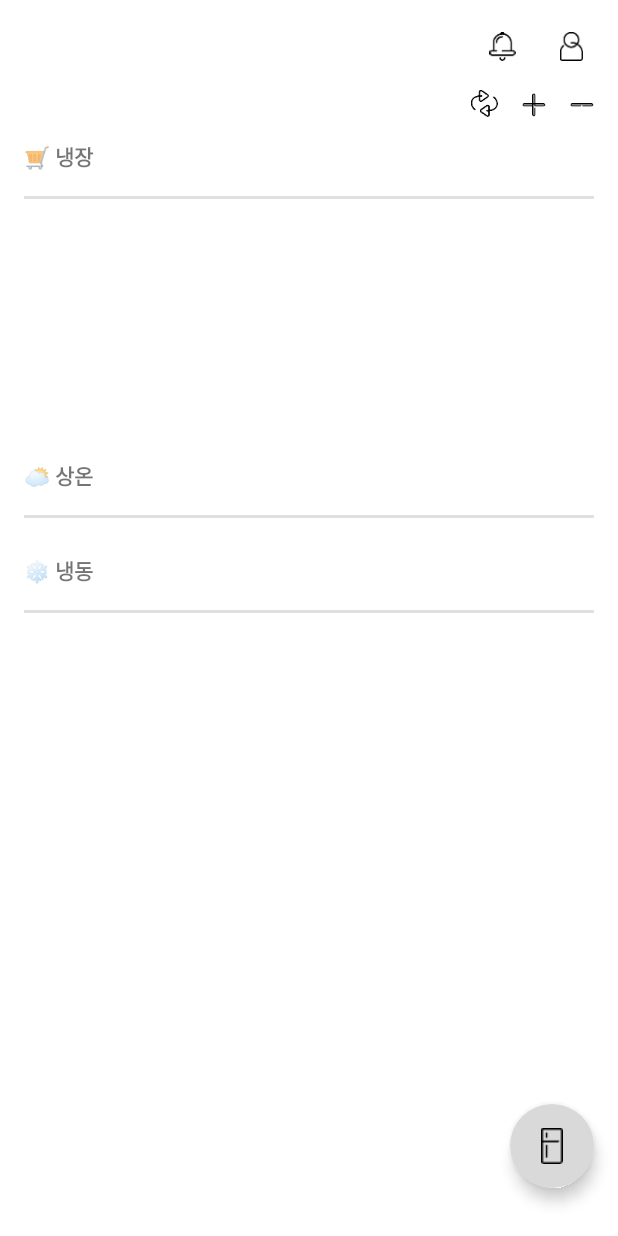
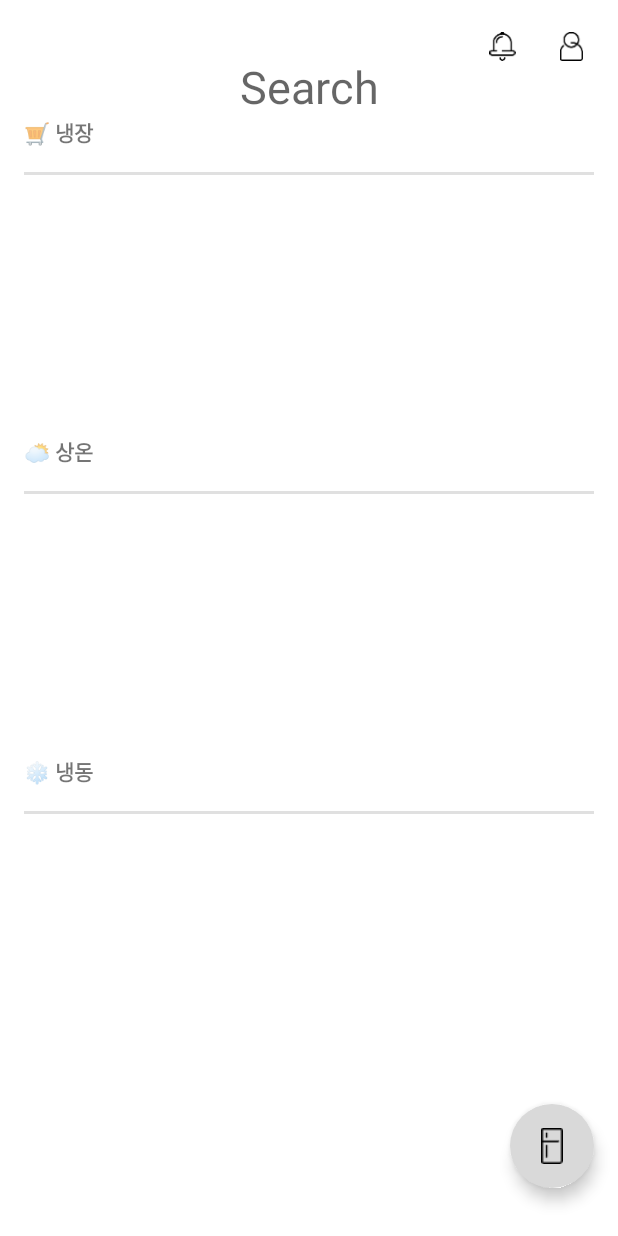
Before and after one commit to south1128/IcecreamRenewal, an Android app: the screen it shows after launch (MainActivity), on a phone screen of 412 x 824 dp. Run offline under Robolectric (Android 15) with nearby library versions, the phone set to English and light mode, and no system bars; our stand-ins replace data binding; 1 statement that could not run was skipped.

Commit message:
20220925

```diff
--- a/app/src/main/AndroidManifest.xml
+++ b/app/src/main/AndroidManifest.xml
@@ -12,7 +12,7 @@
         android:allowBackup="true"
         android:dataExtractionRules="@xml/data_extraction_rules"
         android:fullBackupContent="@xml/backup_rules"
-        android:icon="@mipmap/ic_launcher"
+        android:icon="@mipmap/ic_launcher_main"
         android:label="@string/app_name"
         android:roundIcon="@mipmap/ic_launcher_round"
         android:supportsRtl="true"
@@ -30,7 +30,7 @@
         <activity android:name=".SettingActivity"/>
         <activity
             android:name=".AddActivity"
-            android:theme="@android:style/Theme.Dialog" />
+             />
         <activity
             android:name=".MainActivity"
             android:exported="true">
--- a/app/src/main/res/layout/activity_add.xml
+++ b/app/src/main/res/layout/activity_add.xml
@@ -18,7 +18,7 @@
         app:layout_constraintTop_toTopOf="parent" />
 
     <EditText
-        android:id="@+id/et_name"
+        android:id="@+id/et_search"
         android:layout_width="150dp"
         android:layout_height="60dp"
         android:background="@null"
@@ -42,7 +42,7 @@
         app:layout_constraintEnd_toEndOf="parent"
         app:layout_constraintHorizontal_bias="0.682"
         app:layout_constraintStart_toEndOf="@+id/tv_date"
-        app:layout_constraintTop_toBottomOf="@+id/et_name"
+        app:layout_constraintTop_toBottomOf="@+id/et_search"
         tools:ignore="TouchTargetSizeCheck,SpeakableTextPresentCheck" />
 
     <EditText
@@ -80,7 +80,7 @@
         android:textSize="20sp"
         app:layout_constraintEnd_toStartOf="@+id/et_date"
         app:layout_constraintStart_toStartOf="parent"
-        app:layout_constraintTop_toBottomOf="@+id/et_name" />
+        app:layout_constraintTop_toBottomOf="@+id/et_search" />
 
     <TextView
         android:id="@+id/tv_quantity"
--- a/app/src/main/res/layout/activity_main.xml
+++ b/app/src/main/res/layout/activity_main.xml
@@ -30,34 +30,6 @@
             app:layout_constraintTop_toTopOf="@+id/btn_setting"
             app:srcCompat="@mipmap/alarm" />
 
-        <ImageView
-            android:id="@+id/btn_add"
-            android:layout_width="wrap_content"
-            android:layout_height="wrap_content"
-            android:layout_marginEnd="16dp"
-            app:layout_constraintBottom_toBottomOf="@+id/btn_cancel"
-            app:layout_constraintEnd_toStartOf="@+id/btn_cancel"
-            app:srcCompat="@mipmap/add" />
-
-        <ImageView
-            android:id="@+id/btn_cancel"
-            android:layout_width="wrap_content"
-            android:layout_height="wrap_content"
-            android:layout_marginTop="16dp"
-            android:layout_marginEnd="16dp"
-            app:layout_constraintEnd_toEndOf="parent"
-            app:layout_constraintTop_toBottomOf="@+id/btn_setting"
-            app:srcCompat="@mipmap/cancel1" />
-
-        <ImageView
-            android:id="@+id/btn_sort"
-            android:layout_width="wrap_content"
-            android:layout_height="wrap_content"
-            android:layout_marginEnd="16dp"
-            app:layout_constraintBottom_toBottomOf="@+id/btn_add"
-            app:layout_constraintEnd_toStartOf="@+id/btn_add"
-            app:srcCompat="@mipmap/repeat" />
-
         <View
             android:id="@+id/divider"
             android:layout_width="0dp"
@@ -71,16 +43,29 @@
             app:layout_constraintStart_toStartOf="parent"
             app:layout_constraintTop_toBottomOf="@+id/tv_cold" />
 
+        <EditText
+            android:id="@+id/et_search"
+            android:layout_width="381dp"
+            android:layout_height="32dp"
+            android:background="@null"
+            android:hint="Search"
+            android:inputType="text"
+            android:textAlignment="center"
+            android:textSize="30sp"
+            app:autoSizeTextType="uniform"
+            app:layout_constraintEnd_toEndOf="parent"
+            app:layout_constraintStart_toStartOf="parent"
+            app:layout_constraintTop_toBottomOf="@+id/btn_notification" />
+
         <TextView
             android:id="@+id/tv_cold"
-            android:textStyle="bold"
             android:layout_width="wrap_content"
             android:layout_height="wrap_content"
             android:layout_marginStart="16dp"
-            android:layout_marginTop="16dp"
             android:text="@string/fridge"
+            android:textStyle="bold"
             app:layout_constraintStart_toStartOf="parent"
-            app:layout_constraintTop_toBottomOf="@+id/btn_cancel" />
+            app:layout_constraintTop_toBottomOf="@+id/et_search" />
 
         <GridView
             android:id="@+id/field_cold"
@@ -123,17 +108,16 @@
         <GridView
             android:id="@+id/field_warm"
             android:layout_width="0dp"
-            android:layout_height="wrap_content"
+            android:layout_height="150dp"
             android:layout_marginStart="16dp"
             android:layout_marginTop="8dp"
             android:layout_marginEnd="16dp"
+            android:numColumns="4"
             android:scrollbars="horizontal"
-            android:numColumns="4"
             app:layout_constraintEnd_toEndOf="parent"
             app:layout_constraintHorizontal_bias="1.0"
             app:layout_constraintStart_toStartOf="parent"
-            app:layout_constraintTop_toBottomOf="@+id/divider2">
-        </GridView>
+            app:layout_constraintTop_toBottomOf="@+id/divider2"></GridView>
 
         <TextView
             android:id="@+id/tv_freeze"
@@ -161,17 +145,16 @@
         <GridView
             android:id="@+id/field_freeze"
             android:layout_width="0dp"
-            android:layout_height="wrap_content"
+            android:layout_height="150dp"
             android:layout_marginStart="16dp"
             android:layout_marginTop="8dp"
             android:layout_marginEnd="16dp"
+            android:numColumns="4"
             android:scrollbars="horizontal"
-            android:numColumns="4"
             app:layout_constraintEnd_toEndOf="parent"
             app:layout_constraintHorizontal_bias="1.0"
             app:layout_constraintStart_toStartOf="parent"
-            app:layout_constraintTop_toBottomOf="@+id/divider3">
-        </GridView>
+            app:layout_constraintTop_toBottomOf="@+id/divider3"></GridView>
 
         <com.google.android.material.floatingactionbutton.FloatingActionButton
             android:id="@+id/fab_main"
```
Also changed, not shown: app/src/main/java/com/example/icecream_renual/AddActivity.java (+1 -6 lines), app/src/main/java/com/example/icecream_renual/MainActivity.java (+60 -1 lines).
